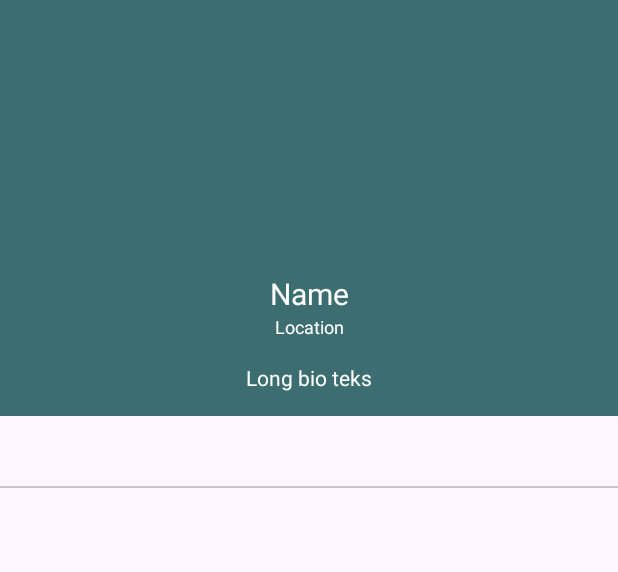
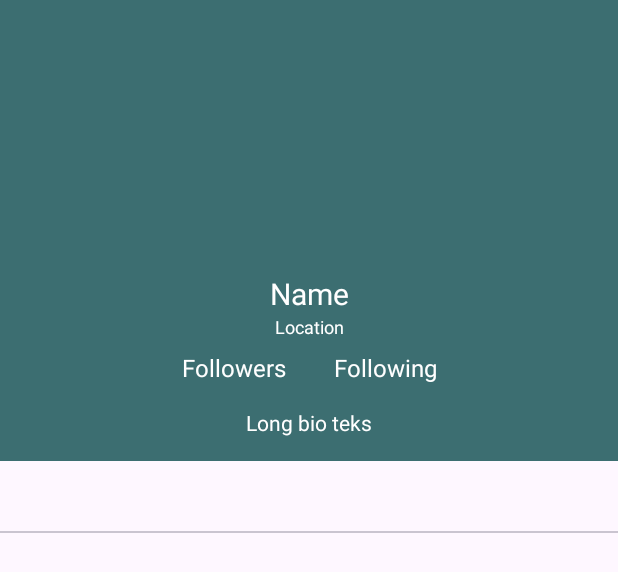
Before and after one commit to ykyouki/GithubUserApp, an Android app: the layout activity_user_detail.xml on its own in the app's theme, with its tools: preview values and no code run, on a phone screen of 412 x 824 dp. Shown: the top 572 px of the screen. Run offline under Robolectric (Android 15) with nearby library versions, the phone set to English and light mode, and no system bars; network calls fail.

Commit message:
get user following data with hardcoded username

```diff
--- a/app/src/main/java/dev/rizfirsy/githubuserapp/ui/UserDetailActivity.kt
+++ b/app/src/main/java/dev/rizfirsy/githubuserapp/ui/UserDetailActivity.kt
@@ -31,7 +31,6 @@ class UserDetailActivity : AppCompatActivity() {
 
         val sectionsPagerAdapter = SectionsPagerAdapter(this)
 
-
         val viewPager: ViewPager2 = binding.userDetailViewPager
         viewPager.adapter = sectionsPagerAdapter
 
@@ -50,6 +49,8 @@ class UserDetailActivity : AppCompatActivity() {
             binding.tvUserDetailLocation.text = (userData.location)
             binding.tvUserDetailName.text = userData.name
             binding.tvUserDetailBio.text = (userData.bio).toString()
+            binding.tvFollowers.text = "${userData.followers} Followers"
+            binding.tvFollowing.text = "${userData.following} Followings"
 
             sectionsPagerAdapter.username = userData.login
         }
--- a/app/src/main/java/dev/rizfirsy/githubuserapp/ui/UserDetailViewModel.kt
+++ b/app/src/main/java/dev/rizfirsy/githubuserapp/ui/UserDetailViewModel.kt
@@ -65,7 +65,7 @@ class UserDetailViewModel: ViewModel() {
                     _isLoading.value = false
                     _listFollowers.value = response.body()!!
                 } else {
-                    Log.i(TAG, "onFailure: ${response.message()}")
+                    Log.i(TAG, "onResponse failure: ${response}")
                 }
             }
 
--- a/app/src/main/java/dev/rizfirsy/githubuserapp/ui/UserFollowFragment.kt
+++ b/app/src/main/java/dev/rizfirsy/githubuserapp/ui/UserFollowFragment.kt
@@ -42,7 +42,8 @@ class UserFollowFragment : Fragment() {
 
         val userDetailViewModel = ViewModelProvider(this, ViewModelProvider.NewInstanceFactory()).get(UserDetailViewModel::class.java)
         if (username != null) {
-            userDetailViewModel.getUserFollowers(username)
+            // TODO Replace this hardcoded username with argument
+            userDetailViewModel.getUserFollowers("ariestiyansyah")
         }
 
         userDetailViewModel.listFollowers.observe(viewLifecycleOwner) {
--- a/app/src/main/res/layout/activity_user_detail.xml
+++ b/app/src/main/res/layout/activity_user_detail.xml
@@ -51,6 +51,40 @@
             android:textSize="12sp"
             android:textColor="@color/white"
             />
+        <LinearLayout
+            android:id="@+id/userFollowContainer"
+            android:layout_width="wrap_content"
+            android:layout_height="wrap_content"
+            app:layout_constraintTop_toBottomOf="@id/tvUserDetailLocation"
+            app:layout_constraintStart_toStartOf="parent"
+            app:layout_constraintEnd_toEndOf="parent"
+            android:layout_marginVertical="8dp"
+
+            >
+            <TextView
+                android:id="@+id/tvFollowers"
+                android:layout_width="wrap_content"
+                android:layout_height="wrap_content"
+                app:layout_constraintTop_toBottomOf="@id/tvUserDetailName"
+                app:layout_constraintStart_toStartOf="parent"
+                app:layout_constraintEnd_toEndOf="parent"
+                tools:text="Followers"
+                android:textSize="16sp"
+                android:layout_marginRight="32dp"
+                android:textColor="@color/white"
+                />
+            <TextView
+            android:id="@+id/tvFollowing"
+            android:layout_width="wrap_content"
+            android:layout_height="wrap_content"
+            app:layout_constraintTop_toBottomOf="@id/tvUserDetailName"
+            app:layout_constraintStart_toStartOf="parent"
+            app:layout_constraintEnd_toEndOf="parent"
+            tools:text="Following"
+            android:textSize="16sp"
+                android:textColor="@color/white"
+            />
+        </LinearLayout>
 
             <TextView
                 android:id="@+id/tvUserDetailBio"
@@ -59,7 +93,7 @@
                 tools:text="Long bio teks"
                 android:textAlignment="center"
                 android:textColor="@color/white"
-                app:layout_constraintTop_toBottomOf="@id/tvUserDetailLocation"
+                app:layout_constraintTop_toBottomOf="@id/userFollowContainer"
                 app:layout_constraintStart_toStartOf="parent"
                 app:layout_constraintEnd_toEndOf="parent"
                 android:layout_marginTop="16dp"
```
